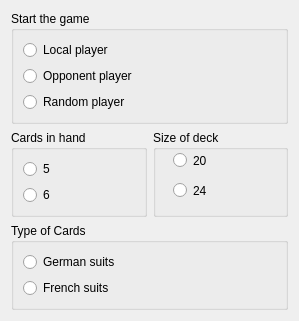
Old version of the form src/gamesettingswidget.ui in the repository Dgzt/knapsen.
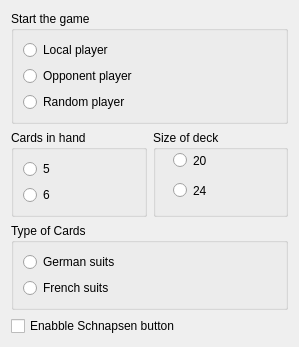
New version of the form.

Commit message: Add schnapsen button.

What changed in the file:
```diff
--- a/src/gamesettingswidget.ui
+++ b/src/gamesettingswidget.ui
@@ -127,6 +127,13 @@
      </layout>
     </widget>
    </item>
+   <item>
+    <widget class="QCheckBox" name="kcfg_SchnapsenButton">
+     <property name="text">
+      <string>Enabble Schnapsen button</string>
+     </property>
+    </widget>
+   </item>
   </layout>
  </widget>
  <resources/>
```
The commit also changes 8 other files.
